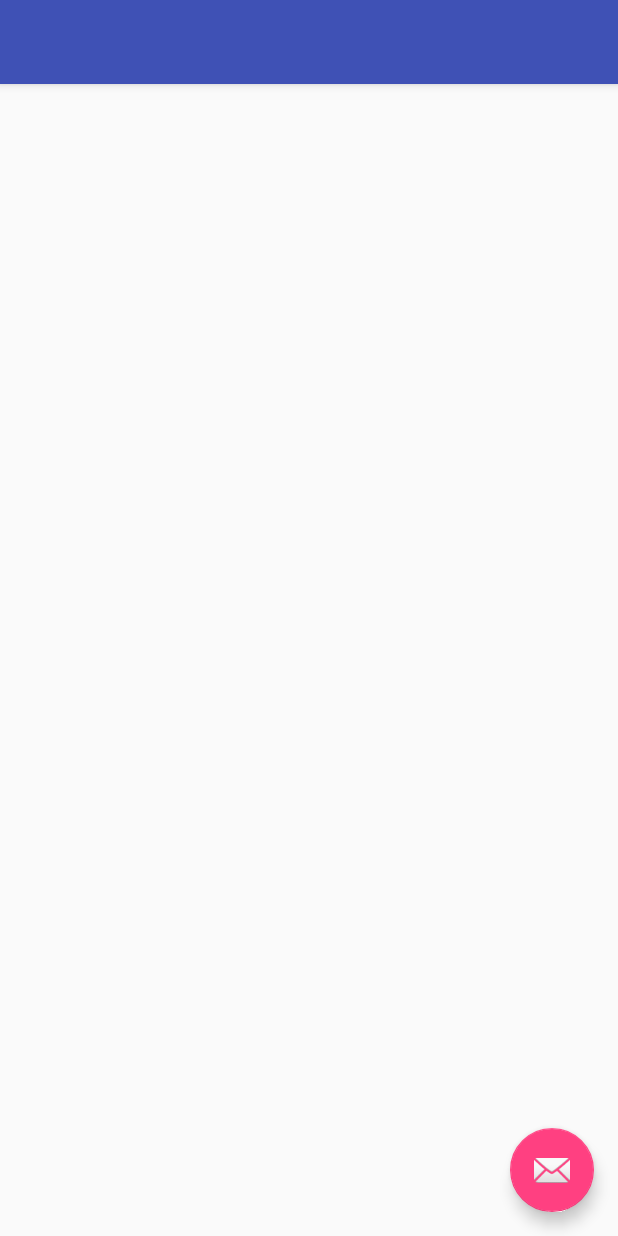
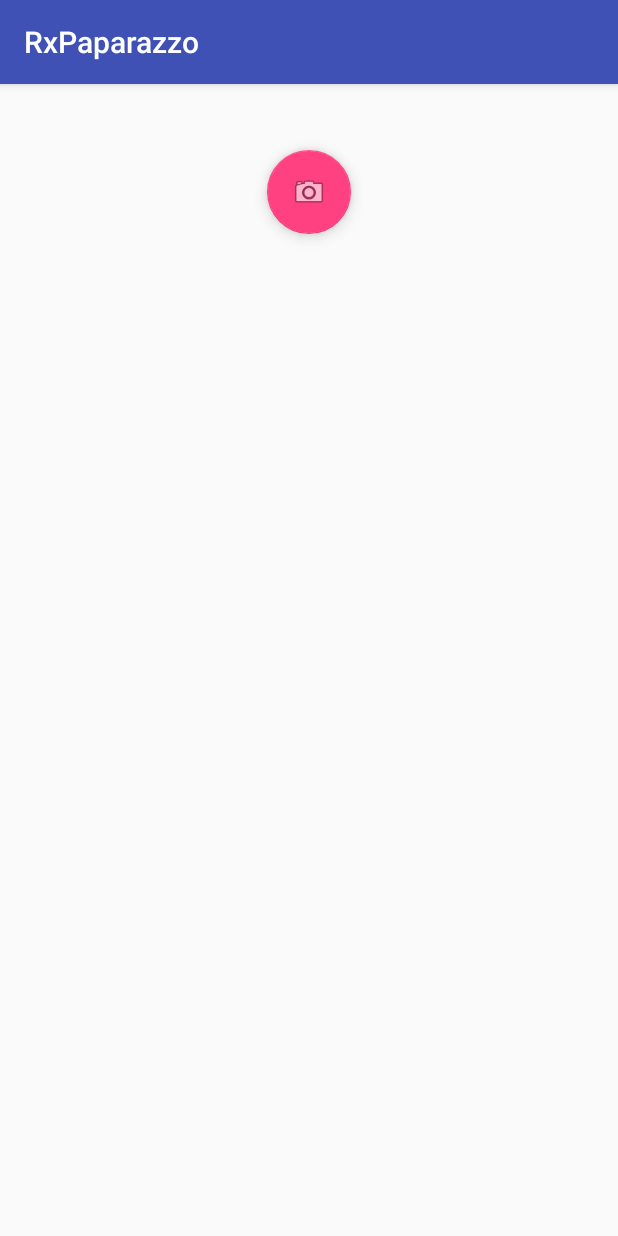
Before and after one commit to miguelbcr/RxPaparazzo, an Android app: the screen it shows after launch (MainActivity), on a phone screen of 412 x 824 dp. Run offline under Robolectric (Android 15) with nearby library versions, the phone set to English and light mode, and no system bars; our stand-ins replace Picasso; pictures from the network do not load.

```diff
--- a/app/src/main/java/app/MainActivity.java
+++ b/app/src/main/java/app/MainActivity.java
@@ -2,13 +2,50 @@ package app;
 
 import android.os.Bundle;
 import android.support.v7.app.AppCompatActivity;
+import android.support.v7.widget.Toolbar;
+import android.view.View;
+import android.widget.ImageView;
 
 import com.refineriaweb.app.R;
+import com.squareup.picasso.Picasso;
+
+import java.io.File;
+
+import rx_paparazzo.RxPaparazzo;
 
 public class MainActivity extends AppCompatActivity {
+    private Toolbar toolbar;
+    private View fabCamera;
+    private ImageView imageView;
 
     @Override protected void onCreate(Bundle savedInstanceState) {
         super.onCreate(savedInstanceState);
         setContentView(R.layout.activity_main);
+        configureToolbar();
+        initViews();
+    }
+
+    private void configureToolbar() {
+        toolbar = (Toolbar) findViewById(R.id.toolbar);
+        setSupportActionBar(toolbar);
+        getSupportActionBar().setTitle(R.string.app_name);
+    }
+
+    private void initViews() {
+        fabCamera = findViewById(R.id.fab_camera);
+        imageView = (ImageView) findViewById(R.id.iv_image);
+
+        fabCamera.setOnClickListener(v -> {
+            RxPaparazzo.takeImage(MainActivity.this)
+//                    .crop(Style.Square)
+//                    .output(Folder.Private)
+//                    .size(Size.Small)
+                    .usingCamera()
+                    .subscribe(filePath -> {
+                        File imageFile = new File(filePath);
+                        Picasso.with(getApplicationContext()).invalidate(imageFile);
+                        Picasso.with(getApplicationContext()).load(imageFile).into(imageView);
+                    });
+        });
     }
 }
--- a/app/src/main/res/layout/activity_main.xml
+++ b/app/src/main/res/layout/activity_main.xml
@@ -5,7 +5,7 @@
     android:layout_width="match_parent"
     android:layout_height="match_parent"
     android:fitsSystemWindows="true"
-    tools:context="com.refineriaweb.rxpaparazzo.MainActivity">
+    tools:context="app.MainActivity">
 
     <android.support.design.widget.AppBarLayout
         android:layout_width="match_parent"
@@ -22,11 +22,18 @@
     </android.support.design.widget.AppBarLayout>
 
     <android.support.design.widget.FloatingActionButton
-        android:id="@+id/fab"
+        android:id="@+id/fab_camera"
         android:layout_width="wrap_content"
         android:layout_height="wrap_content"
-        android:layout_gravity="bottom|end"
-        android:layout_margin="@dimen/fab_margin"
-        android:src="@android:drawable/ic_dialog_email" />
+        android:layout_gravity="center_horizontal|top"
+        android:layout_margin="100dp"
+        android:src="@android:drawable/ic_menu_camera" />
+
+    <ImageView
+        android:id="@+id/iv_image"
+        android:layout_width="200dp"
+        android:layout_height="200dp"
+        android:layout_gravity="center_horizontal|bottom"
+        android:layout_marginBottom="50dp"/>
 
 </android.support.design.widget.CoordinatorLayout>
--- a/app/src/main/res/values/dimens.xml
+++ b/app/src/main/res/values/dimens.xml
@@ -1,6 +1,2 @@
 <resources>
-    <!-- Default screen margins, per the Android Design guidelines. -->
-    <dimen name="activity_horizontal_margin">16dp</dimen>
-    <dimen name="activity_vertical_margin">16dp</dimen>
-    <dimen name="fab_margin">16dp</dimen>
 </resources>
--- a/rx_paparazzo/build.gradle
+++ b/rx_paparazzo/build.gradle
@@ -47,6 +47,7 @@ dependencies {
     compile 'io.reactivex:rxandroid:1.1.0'
     compile "com.github.VictorAlbertos:RxActivityResult:0.1"
     compile 'com.tbruyelle.rxpermissions:rxpermissions:0.5.2@aar'
+    compile 'com.squareup.picasso:picasso:2.5.2'
 
     testCompile 'junit:junit:4.12'
     testCompile "org.mockito:mockito-core:1.+"
--- a/rx_paparazzo/src/main/java/rx_paparazzo/RxPaparazzo.java
+++ b/rx_paparazzo/src/main/java/rx_paparazzo/RxPaparazzo.java
@@ -72,11 +72,11 @@ public final class RxPaparazzo {
         }
 
         public Observable<String> usingGallery() {
-            return gallery.pickImage();
+            return gallery.with(config).pickImage();
         }
 
         public Observable<String> usingCamera() {
-            return camera.takePhoto();
+            return camera.with(config).takePhoto();
         }
     }
 
--- a/rx_paparazzo/src/main/java/rx_paparazzo/interactors/SaveImage.java
+++ b/rx_paparazzo/src/main/java/rx_paparazzo/interactors/SaveImage.java
@@ -32,7 +32,6 @@ public class SaveImage extends UseCase<String> {
     }
 
     @Override public Observable<String> react() {
-
-        return Observable.just(null);
+        return new GetPath().with(context, uri).react();
     }
 }
--- a/rx_paparazzo/src/main/java/rx_paparazzo/interactors/UseCase.java
+++ b/rx_paparazzo/src/main/java/rx_paparazzo/interactors/UseCase.java
@@ -21,7 +21,7 @@ import rx.Observable;
 abstract class UseCase<D> {
     public abstract Observable<D> react();
 
-    protected Observable oBrokeChain() {
+    protected Observable oBreakChain() {
         return Observable.<D>create(subscriber -> subscriber.onError(new RuntimeException()))
                 .onErrorResumeNext(throwable -> Observable.empty());
     }
--- a/rx_paparazzo/src/main/java/rx_paparazzo/workers/Camera.java
+++ b/rx_paparazzo/src/main/java/rx_paparazzo/workers/Camera.java
@@ -50,7 +50,6 @@ public final class Camera {
         this.saveImage = saveImage;
     }
 
-
     public Camera with(Config config) {
         this.config = config;
         return this;
```
Also changed, not shown: rx_paparazzo/src/main/java/rx_paparazzo/interactors/GetPath.java (added, +121 -0 lines), rx_paparazzo/src/main/java/rx_paparazzo/interactors/GrantPermissions.java (+4 -4 lines), rx_paparazzo/src/main/java/rx_paparazzo/interactors/TakePhoto.java (+13 -2 lines), 1 other file.
